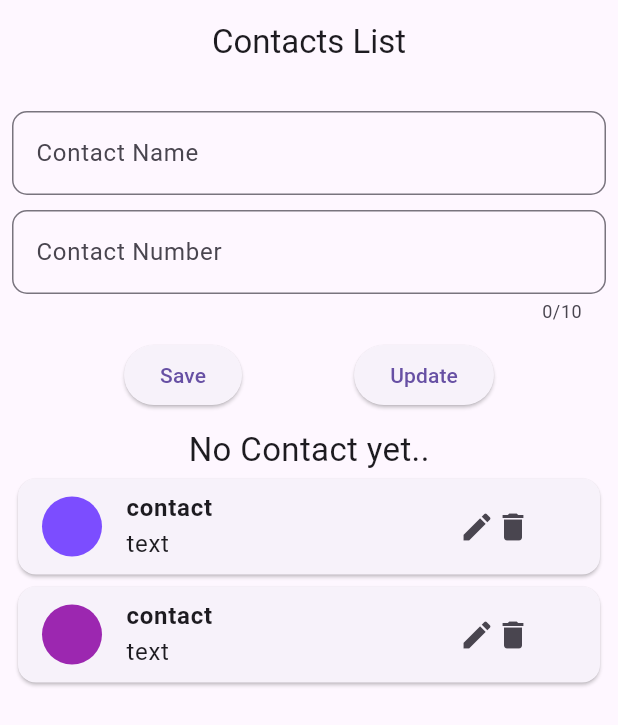
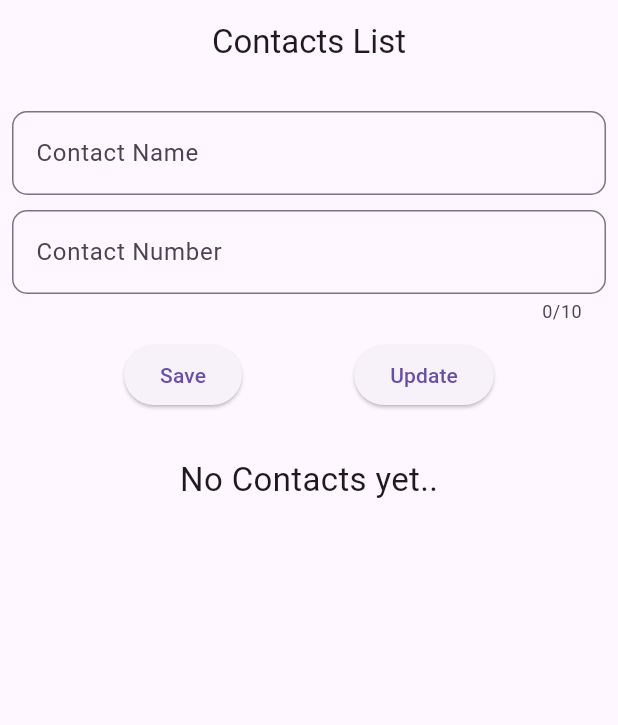
Before and after one commit to Farizaaaa/flutter_shared_preference_example, a Flutter app: the screen it shows after launch, on a phone screen of 412 x 824 dp. Shown: the top 725 px of the screen. Run offline on Flutter 3.47's test engine with Material 3 defaults, Android fonts, the phone set to English and light mode, and no system bars; our stand-ins replace shared_preferences.

Commit message:
Uploading Files

```diff
--- a/lib/home_page.dart
+++ b/lib/home_page.dart
@@ -31,6 +31,7 @@ class _MyHomeState extends State<MyHome> {
 
   getSharedPreference() async {
     sp = await SharedPreferences.getInstance();
+    getDataFromSp();
   }
 
   saveDataToSp() async {
@@ -132,17 +133,18 @@ class _MyHomeState extends State<MyHome> {
                     child: const Text('Update')),
               ],
             ),
-            const SizedBox(height: 10),
-            const Text(
-              'No Contact yet..',
-              style: TextStyle(fontSize: 22),
-            ),
-            Expanded(
-              child: ListView.builder(
-                itemCount: 2,
-                itemBuilder: (context, index) => getRow(index),
-              ),
-            )
+            const SizedBox(height: 30),
+            contacts.isEmpty
+                ? Text(
+                    'No Contacts yet..',
+                    style: TextStyle(fontSize: 22),
+                  )
+                : Expanded(
+                    child: ListView.builder(
+                      itemCount: contacts.length,
+                      itemBuilder: (context, index) => getRow(index),
+                    ),
+                  )
           ],
         ),
       ),
@@ -157,18 +159,18 @@ class _MyHomeState extends State<MyHome> {
               index % 2 == 0 ? Colors.deepPurpleAccent : Colors.purple,
           foregroundColor: Colors.white,
           child: Text(
-            // contacts[index].name[0],
-            "", style: TextStyle(fontWeight: FontWeight.bold),
+            contacts[index].name[0],
+            style: TextStyle(fontWeight: FontWeight.bold),
           ),
         ),
-        title: const Column(
+        title: Column(
           crossAxisAlignment: CrossAxisAlignment.start,
           children: [
             Text(
-              "contact",
+              contacts[index].name,
               style: TextStyle(fontWeight: FontWeight.bold),
             ),
-            Text("text"),
+            Text(contacts[index].number),
           ],
         ),
         trailing: SizedBox(
@@ -178,9 +180,24 @@ class _MyHomeState extends State<MyHome> {
               InkWell(
                   onTap: () {
                     //
+                    nameController.text = contacts[index].name;
+                    contactController.text = contacts[index].number;
+                    setState(() {
+                      selectedIndex = index;
+                    });
+                    //
                   },
                   child: const Icon(Icons.edit)),
-              InkWell(onTap: (() {}), child: const Icon(Icons.delete)),
+              InkWell(
+                  onTap: (() {
+                    //
+                    setState(() {
+                      contacts.removeAt(index);
+                    });
+                    saveDataToSp();
+                    //
+                  }),
+                  child: const Icon(Icons.delete)),
             ],
           ),
         ),
```
Also changed, not shown: lib/images/home1.png (added), lib/images/home2.png (added), 1 other file.
